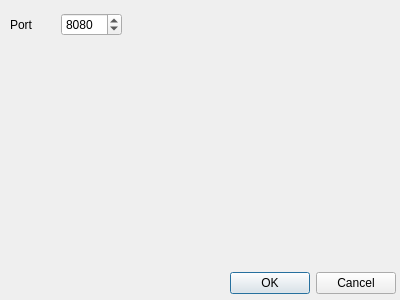
0x64796c616e/Boan, file resources/settings.ui: the form before one commit.
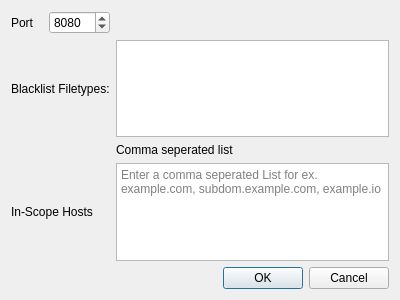
The form after the commit.

Commit message: added blaclisting of filetypes and whitelisting of in-scope hosts

Patch:
```diff
--- a/resources/settings.ui
+++ b/resources/settings.ui
@@ -13,15 +13,23 @@
   <property name="windowTitle">
    <string>Dialog</string>
   </property>
+  <layout class="QGridLayout" name="gridLayout">
+   <item row="3" column="0" colspan="2">
+    <widget class="QLabel" name="label_3">
+     <property name="text">
+      <string>In-Scope Hosts</string>
+     </property>
+    </widget>
+   </item>
+   <item row="0" column="0">
+    <widget class="QLabel" name="label">
+     <property name="text">
+      <string>Port</string>
+     </property>
+    </widget>
+   </item>
+   <item row="4" column="3">
   <widget class="QDialogButtonBox" name="buttonBox">
-   <property name="geometry">
-    <rect>
-     <x>220</x>
-     <y>270</y>
-     <width>176</width>
-     <height>27</height>
-    </rect>
-   </property>
    <property name="contextMenuPolicy">
     <enum>Qt::DefaultContextMenu</enum>
    </property>
@@ -32,24 +40,32 @@
     <set>QDialogButtonBox::Cancel|QDialogButtonBox::Ok</set>
    </property>
   </widget>
-  <widget class="QWidget" name="">
-   <property name="geometry">
-    <rect>
-     <x>10</x>
-     <y>10</y>
-     <width>112</width>
-     <height>29</height>
-    </rect>
-   </property>
-   <layout class="QHBoxLayout" name="horizontalLayout">
-    <item>
-     <widget class="QLabel" name="label">
+   </item>
+   <item row="2" column="3">
+    <widget class="QLabel" name="label_4">
+     <property name="text">
+      <string>Comma seperated list</string>
+     </property>
+    </widget>
+   </item>
+   <item row="3" column="3">
+    <widget class="QPlainTextEdit" name="filter_hosts">
+     <property name="placeholderText">
+      <string notr="true">Enter a comma seperated List for ex. example.com, subdom.example.com, example.io</string>
+     </property>
+    </widget>
+   </item>
+   <item row="1" column="0" colspan="2">
+    <widget class="QLabel" name="label_2">
       <property name="text">
-       <string>Port</string>
+      <string>Blacklist Filetypes:</string>
       </property>
      </widget>
     </item>
-    <item>
+   <item row="1" column="3">
+    <widget class="QPlainTextEdit" name="filter_filetypes"/>
+   </item>
+   <item row="0" column="1">
      <widget class="QSpinBox" name="spinBox_port">
       <property name="baseSize">
        <size>
@@ -69,7 +85,6 @@
      </widget>
     </item>
    </layout>
-  </widget>
  </widget>
  <resources/>
  <connections>
```
Lines whose indentation alone changed are shown as unchanged. The commit also changes 3 other files.
